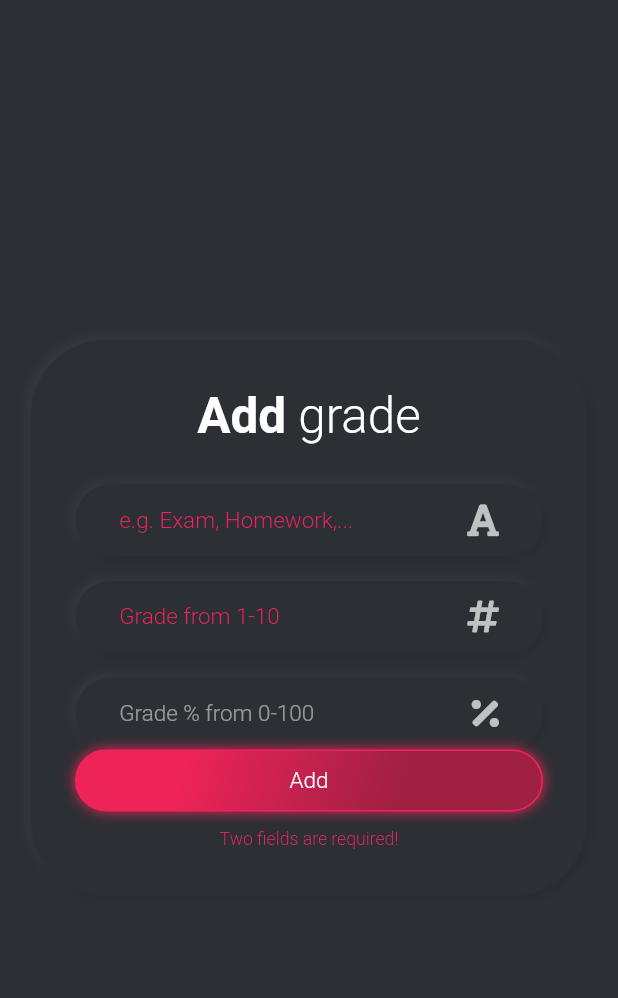
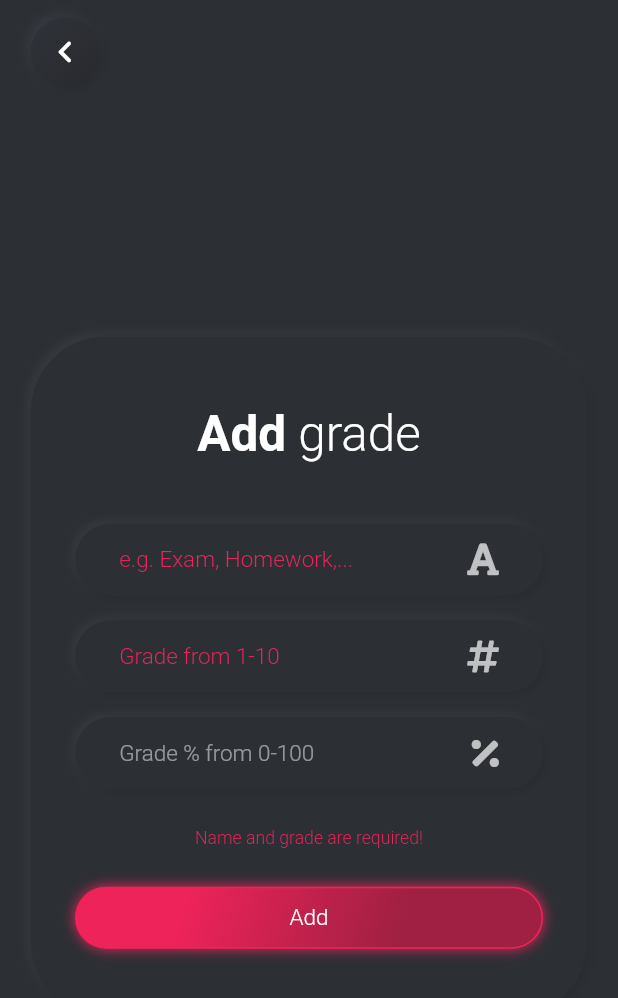
Before and after one commit to pisekgasper/fri-app, a Flutter app: the AddGradePage screen opened directly, after a tap on "Add", on a phone screen of 412 x 824 dp. Shown: the top 998 px of the screen. Run offline on Flutter 3.47's test engine with Material 2 defaults, Android fonts, the phone set to English and light mode, and no system bars; drawn by our look-alikes of flutter_neumorphic; our stand-ins replace cloud_firestore, firebase_auth, firebase_core, flutter_spinkit, font_awesome_flutter; accounts and stored records are empty; Roboto replaces fonts that are missing (SF Pro Display, SF Pro Text).

Commit message:
:construction: IN PROGRESS: Grades backend

```diff
--- a/lib/add_grade.dart
+++ b/lib/add_grade.dart
@@ -3,51 +3,10 @@ import 'package:firebase_auth/firebase_auth.dart';
 import 'package:flutter_neumorphic/flutter_neumorphic.dart';
 import 'package:flutter/material.dart';
 import 'package:font_awesome_flutter/font_awesome_flutter.dart';
+import 'package:fri_app/authentication_service.dart';
 import 'package:fri_app/buttons/accent_button.dart';
+import 'package:fri_app/nav_bar.dart';
 import 'package:provider/provider.dart';
-
-class AddGrade {
-  final FirebaseAuth _firebaseAuth;
-
-  AddGrade(this._firebaseAuth);
-
-  bool isNumeric(String s) {
-    if (s == null) {
-      return false;
-    }
-    return double.tryParse(s) != null;
-  }
-
-  Future<String> addGrade({
-    String name,
-    String grade,
-    String percent,
-    String subjectId,
-  }) async {
-    if (name.isEmpty || grade.isEmpty)
-      return "Two fields are required!";
-    else if (isNumeric(grade)) return "Grade must be a number!";
-
-    try {
-      FirebaseFirestore _db = FirebaseFirestore.instance;
-      await _db
-          .collection('grades')
-          .doc(this._firebaseAuth.currentUser.uid)
-          .collection(subjectId)
-          .add(
-        {
-          'name': name,
-          "grade": grade,
-          "percent": percent,
-        },
-      ).then((value) {});
-
-      return "Added new grade.";
-    } catch (e) {
-      return e.message;
-    }
-  }
-}
 
 class AddGradePage extends StatefulWidget {
   final String subjectName;
@@ -121,13 +80,21 @@ class _AddGradePageState extends State<AddGradePage> {
 
     return Scaffold(
       resizeToAvoidBottomInset: true,
-      body: Center(
+      body: Column(children: [
+        NavBar(
+          title: "",
+          user: false,
+          back: true,
+          refresh: false,
+        ),
+        Expanded(
+          child: Center(
             child: Neumorphic(
               style: NeumorphicStyle(
                 depth: 4.0,
               ),
               child: Container(
-            height: _screenWidth - (_screenWidth / 10),
+                height: _screenWidth + (_screenWidth / 10),
                 width: _screenWidth - (_screenWidth / 10),
                 padding: EdgeInsets.symmetric(
                     vertical: _formFieldPaddingHorizontal / 1.5),
@@ -331,7 +298,8 @@ class _AddGradePageState extends State<AddGradePage> {
                                       width: 30,
                                       color: Colors.transparent,
                                       alignment: Alignment.centerRight,
-                                  child: FaIcon(FontAwesomeIcons.percentage),
+                                      child:
+                                          FaIcon(FontAwesomeIcons.percentage),
                                     ),
                                   ),
                                   hintText: "Grade % from 0-100",
@@ -351,6 +319,23 @@ class _AddGradePageState extends State<AddGradePage> {
                               ),
                             ),
                           ),
+                        ],
+                      ),
+                      Visibility(
+                        visible: (_errorMessage != ""),
+                        child: SizedBox(
+                          width: _formFieldWidth - _formFieldPaddingHorizontal,
+                          child: Text(
+                            _errorMessage,
+                            style: TextStyle(
+                                fontFamily: 'SF Pro Text',
+                                fontSize: _errorFontSize,
+                                color: const Color(0xffee235a),
+                                fontWeight: FontWeight.w300),
+                            textAlign: TextAlign.center,
+                          ),
+                        ),
+                      ),
                       InkWell(
                         onTap: () async {
                           if (_formKey.currentState.validate()) {
@@ -358,13 +343,17 @@ class _AddGradePageState extends State<AddGradePage> {
                               _loading = true;
                             });
                             FocusScope.of(context).unfocus();
-                            var _error =
-                                await context.read<AddGrade>().addGrade(
+                            var _error = await context
+                                .read<AuthenticationService>()
+                                .addGrade(
                                   name: _nameController.text.trim(),
                                   grade: _gradeController.text.trim(),
                                   percent: _percentController.text.trim(),
                                   subjectId: widget.subjectCode,
                                 );
+                            if (_error == "") {
+                              Navigator.pop(context);
+                            }
                             if (this.mounted) {
                               setState(() {
                                 _errorMessage = _error;
@@ -382,27 +371,12 @@ class _AddGradePageState extends State<AddGradePage> {
                       ),
                     ],
                   ),
-                  Visibility(
-                    visible: (_errorMessage != ""),
-                    child: SizedBox(
-                      width: _formFieldWidth - _formFieldPaddingHorizontal,
-                      child: Text(
-                        _errorMessage,
-                        style: TextStyle(
-                            fontFamily: 'SF Pro Text',
-                            fontSize: _errorFontSize,
-                            color: const Color(0xffee235a),
-                            fontWeight: FontWeight.w300),
-                        textAlign: TextAlign.center,
-                      ),
-                    ),
-                  ),
-                ],
                 ),
               ),
             ),
           ),
         ),
+      ]),
     );
   }
 }
--- a/lib/authentication_service.dart
+++ b/lib/authentication_service.dart
@@ -212,4 +212,46 @@ class AuthenticationService {
       return e.message;
     }
   }
+
+  bool isNumeric(String s) {
+    if (s == null) {
+      return false;
+    }
+    return double.tryParse(s) != null;
+  }
+
+  Future<String> addGrade({
+    String name,
+    String grade,
+    String percent,
+    String subjectId,
+  }) async {
+    if (name.isEmpty || grade.isEmpty)
+      return "Name and grade are required!";
+    else if (!isNumeric(grade))
+      return "Grade must be a number!";
+    else if (int.parse(grade) > 10 || int.parse(grade) < 1)
+      return "Grade must be between 1 and 10!";
+    else if (int.parse(percent) < 0 || int.parse(percent) > 100)
+      return "Percentage not valid!";
+
+    try {
+      print("try");
+      FirebaseFirestore _db = FirebaseFirestore.instance;
+      await _db
+          .collection('grades')
+          .doc(this._firebaseAuth.currentUser.uid)
+          .collection(subjectId)
+          .add(
+        {
+          'name': name,
+          "grade": grade,
+          "percent": percent,
+        },
+      );
+      return "";
+    } catch (e) {
+      return e.message;
+    }
+  }
 }
--- a/lib/bus_info.dart
+++ b/lib/bus_info.dart
@@ -10,10 +10,6 @@ class BusPage extends StatefulWidget {
 }
 
 class _BusPageState extends State<BusPage> with TickerProviderStateMixin {
-  void refresh() {
-    setState(() => {});
-  }
-
   bool _isPressedLeft = false;
   bool _isPressedRight = false;
 
--- a/lib/grades_info.dart
+++ b/lib/grades_info.dart
@@ -3,6 +3,8 @@ import 'package:firebase_auth/firebase_auth.dart';
 import 'package:flutter/material.dart';
 import 'package:flutter_neumorphic/flutter_neumorphic.dart';
 import 'package:fri_app/nav_bar.dart';
+
+import 'add_grade.dart';
 
 class GradesInfo extends StatefulWidget {
   final String subjectCode;
@@ -123,6 +125,13 @@ class _GradesInfoState extends State<GradesInfo> {
                           setState(() {
                             _isPressedRight = false;
                           });
+                          Navigator.push(
+                              context,
+                              MaterialPageRoute(
+                                  builder: (context) => AddGradePage(
+                                        subjectCode: widget.subjectCode,
+                                        subjectName: widget.subjectName,
+                                      )));
                         },
                         child: Neumorphic(
                           duration: const Duration(milliseconds: 80),
@@ -149,7 +158,7 @@ class _GradesInfoState extends State<GradesInfo> {
                             ),
                             width: _buttonSize,
                             height: _buttonSize,
-                            child: Icon(Icons.refresh_rounded,
+                            child: Icon(Icons.add,
                                 color: Colors.white, size: _iconSize),
                           ),
                         ),
@@ -167,7 +176,7 @@ class _GradesInfoState extends State<GradesInfo> {
               height: _screenHeight / 5,
               width: _screenWidth - _screenWidth / 4,
               child: Column(
-                children: (_grades != null) ? listGrades() : null,
+                children: (_grades != null) ? listGrades() : [],
               ),
             ),
           ),
```
Lines whose indentation alone changed are shown as unchanged.
